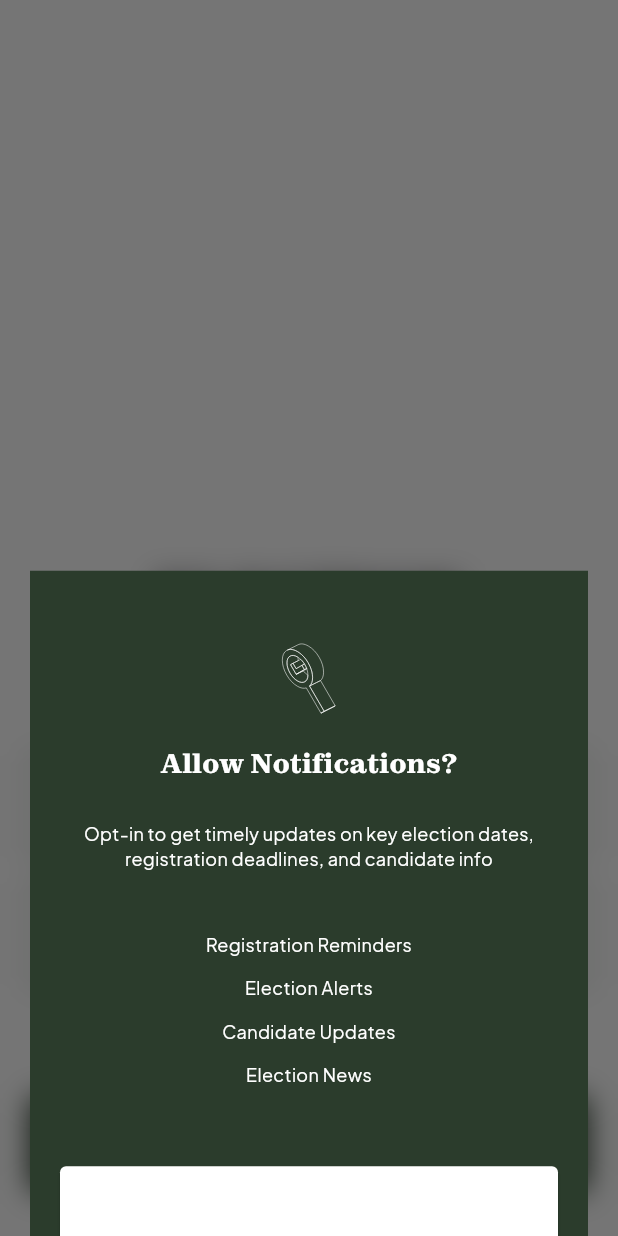
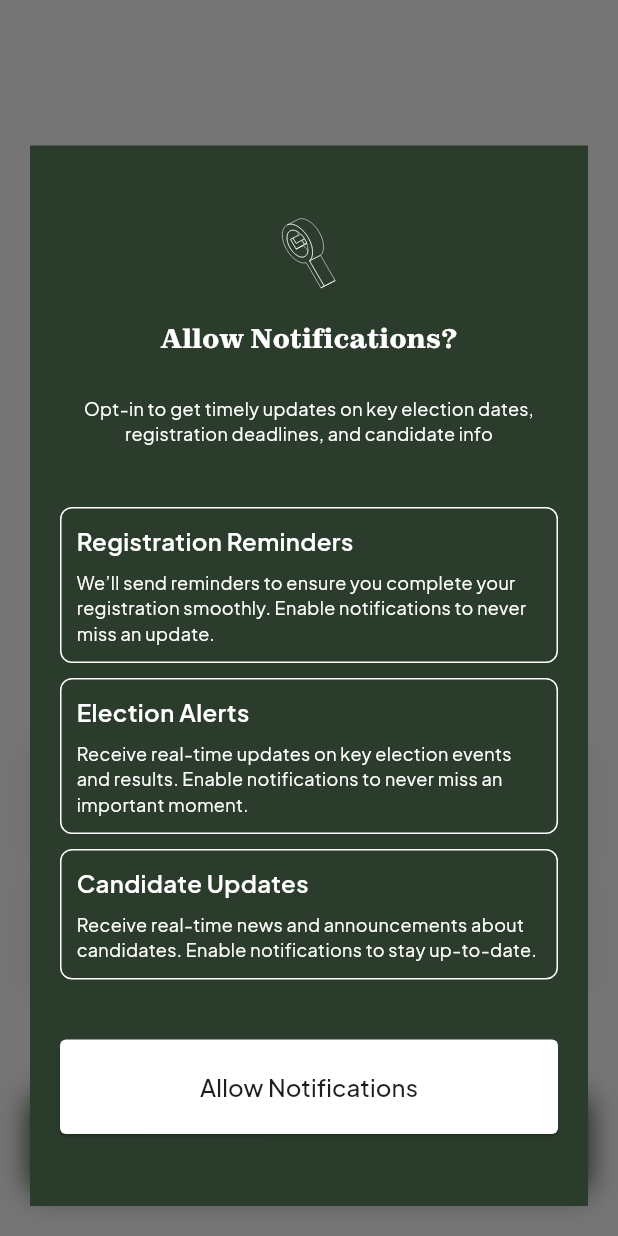
Before and after one commit to Chijama/Koyar, a Flutter app: the ElectionPreferencePage screen opened by its route, after a tap on "Next", on a phone screen of 412 x 824 dp. Run offline on Flutter 3.47's test engine with Material 3 defaults, Android fonts, the light colour scheme and no system bars; our stand-ins replace bloc, firebase_core, firebase_messaging, flutter_bloc, flutter_svg, get_it and 2 more; accounts and stored records are empty.

Commit message:
feat: allow notifications permission, fix: allow notifications widget

```diff
--- /dev/null
+++ b/lib/app/api.dart
@@ -0,0 +1,35 @@
+import 'package:firebase_messaging/firebase_messaging.dart';
+import 'package:flutter/material.dart';
+
+class FirebaseApi {
+  // create an instance of Firebase Messaging
+  final _firebaseMessaging = FirebaseMessaging.instance;
+
+  Future<void> initNotifications() async {
+    // request permission from user
+    await _firebaseMessaging.requestPermission();
+    // fetch the FCM token for thi device
+    final fCMToken = await _firebaseMessaging.getToken();
+
+    // print the token
+    debugPrint("Token: $fCMToken");
+
+    // initialise further settings for pushNotifications
+    initPushNotifications();
+  }
+
+  void handleMessage(RemoteMessage? message) {
+    if (message == null) return;
+
+    // naVigate to a new screen when user taps notification
+    // context.go(BaseRouteName.electionPreferencePage);
+  }
+
+  Future initPushNotifications() async {
+    // handle notification if the app was terminated
+    FirebaseMessaging.instance.getInitialMessage().then(handleMessage);
+
+    // attach event listeners for when a notification opens the app
+    FirebaseMessaging.onMessageOpenedApp.listen(handleMessage);
+  }
+}
--- a/lib/presentation/common/inquiryModal.dart
+++ b/lib/presentation/common/inquiryModal.dart
@@ -41,7 +41,8 @@ class InquiryModalSheet extends StatelessWidget {
             decoration: BoxDecoration(
               color: AppColors.appGreen,
             ),
-            child: Column(mainAxisSize: MainAxisSize.min,
+            child: Column(
+              mainAxisSize: MainAxisSize.min,
               children: [
                 Center(
                   child: SvgPicture.asset(SvgAssetManager.manginifyingGlass),
@@ -54,8 +55,7 @@ class InquiryModalSheet extends StatelessWidget {
                     : Column(
                         children: [
                           Padding(
-                            padding:
-                                const EdgeInsets.symmetric(horizontal: 30),
+                            padding: const EdgeInsets.symmetric(horizontal: 30),
                             child: Text(
                               question ?? "",
                               textAlign: TextAlign.center,
--- a/lib/presentation/features/auth/signup/pages/electionPreference.dart
+++ b/lib/presentation/features/auth/signup/pages/electionPreference.dart
@@ -1,5 +1,7 @@
 import 'package:flutter/material.dart';
+import 'package:koyar/app/api.dart';
 import 'package:koyar/presentation/common/inquiryModal.dart';
+import 'package:koyar/presentation/manager/stringManager.dart';
 
 import '../../../../common/appButton.dart';
 import '../../../../manager/colorManager.dart';
@@ -70,10 +72,11 @@ class ElectionPreferencePage extends StatelessWidget {
                 onPressed: () {
                   // context.go(BaseRouteName.electionPreferencePage);
                   showModalBottomSheet(
-                      enableDrag: true,
+                      // enableDrag: true,
                       backgroundColor: Colors.transparent,
                       context: context,
                       // barrierColor: Colors.transparent,
+                      isScrollControlled: true,
                       builder: (context) {
                         return InquiryModalSheet(
                           content: Column(
@@ -105,17 +108,27 @@ class ElectionPreferencePage extends StatelessWidget {
                                 ),
                               ),
                               const SizedBox(height: 40),
-                              _reusableText("Registration Reminders"),
-                              _reusableText("Election Alerts"),
-                              _reusableText("Candidate Updates"),
-                              _reusableText("Election News"),
-                              const SizedBox(height: 40),
+                              _reusableText(
+                                  "Registration Reminders",
+                                  StringManager
+                                      .allowNotificationsRegistrationReminders),
+                              _reusableText(
+                                  "Election Alerts",
+                                  StringManager
+                                      .allowNotificationsEletionAlerts),
+                              _reusableText(
+                                  "Candidate Updates",
+                                  StringManager
+                                      .allowNotificationsCandidateUpdates),
+                              const SizedBox(height: 30),
                               KoyarButton(
-                                onPressed: () {},
-                                buttonText: "Saved Preferences",
+                                onPressed: () async {
+                                  await FirebaseApi().initNotifications();
+                                },
+                                buttonText: "Allow Notifications",
                                 buttonColor: AppColors.appWhite,
+                                textColor: AppColors.appBlack,
                               ),
-                              const SizedBox(height: 40),
                             ],
                           ),
                         );
@@ -133,20 +146,37 @@ class ElectionPreferencePage extends StatelessWidget {
     );
   }
 
-  Column _reusableText(String text) {
-    return Column(
+  Widget _reusableText(String headerText, String subText) {
+    return Container(
+      padding: const EdgeInsets.all(10),
+      margin: const EdgeInsets.only(bottom: 10),
+      decoration: BoxDecoration(
+          border: Border.all(color: Colors.white),
+          borderRadius: const BorderRadius.all(Radius.circular(8))),
+      child: Column(
+        crossAxisAlignment: CrossAxisAlignment.start,
         children: [
           Text(
-          text,
-          textAlign: TextAlign.center,
+            headerText,
+            textAlign: TextAlign.start,
+            style: getPlusJakartaSans(
+              textColor: AppColors.appWhite,
+              fontweight: FontWeight.w600,
+              fontsize: 16,
+            ),
+          ),
+          const SizedBox(height: 8),
+          Text(
+            subText,
+            textAlign: TextAlign.start,
             style: getPlusJakartaSans(
               textColor: AppColors.appWhite,
               fontweight: FontWeight.w400,
               fontsize: 12,
             ),
           ),
-        const SizedBox(height: 12),
         ],
+      ),
     );
   }
 }
--- a/lib/presentation/manager/stringManager.dart
+++ b/lib/presentation/manager/stringManager.dart
@@ -10,4 +10,10 @@ class StringManager {
       "Why we need your state of origin?";
   static const whyWeNeedYourStateOfOriginanswer =
       "We ask for your state and local government to provide accurate election information, including polling locations, key dates, and candidate details specific to your area. This ensures you receive the most relevant updates for your voting experience";
+  static const allowNotificationsRegistrationReminders =
+      "We’ll send reminders to ensure you complete your registration smoothly. Enable notifications to never miss an update.";
+  static const allowNotificationsEletionAlerts =
+      "Receive real-time updates on key election events and results. Enable notifications to never miss an important moment.";
+  static const allowNotificationsCandidateUpdates =
+      "Receive real-time news and announcements about candidates. Enable notifications to stay up-to-date.";
 }
```
Lines whose indentation alone changed are shown as unchanged.
